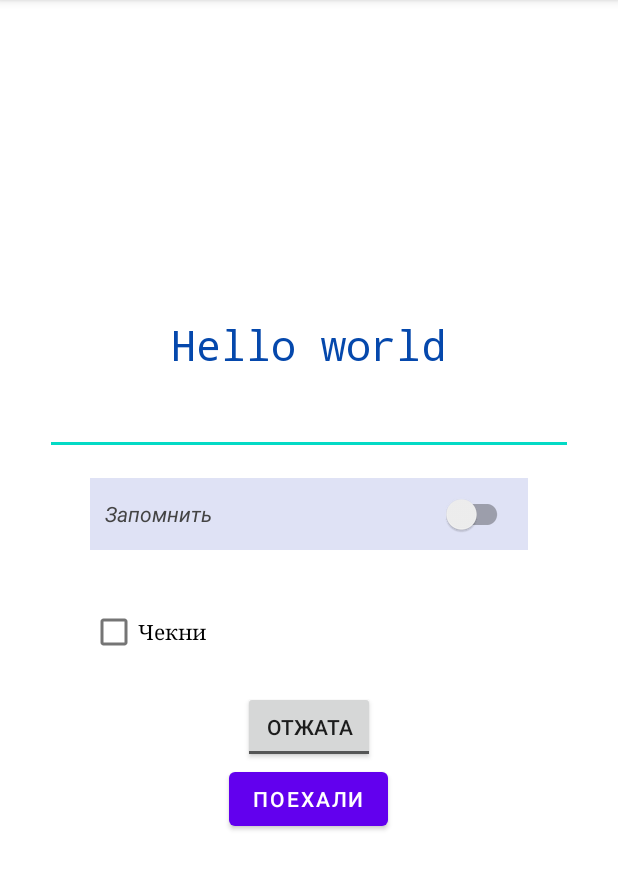
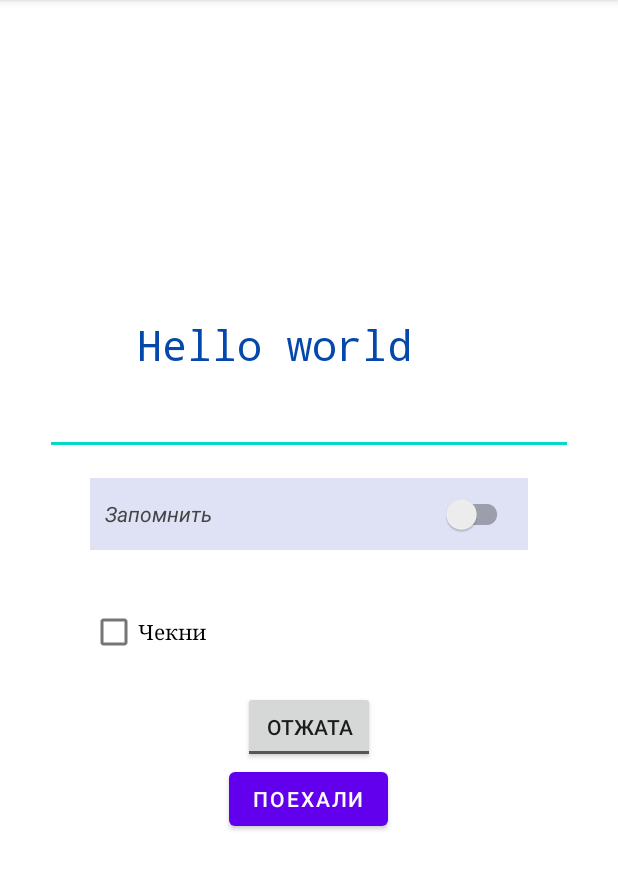
Before and after one commit to 23err/AndroidJavaLessons, an Android app: the screen it shows after launch (MainActivity), on a phone screen of 412 x 824 dp, the part 84-974 px from its top. Run offline under Robolectric (Android 15) with nearby library versions, the phone set to English and light mode, and no system bars.

Commit message:
Выполнено 4 задание

```diff
--- a/app/src/main/res/layout/activity_main.xml
+++ b/app/src/main/res/layout/activity_main.xml
@@ -12,6 +12,7 @@
     <TextView
         android:layout_width="wrap_content"
         android:layout_height="wrap_content"
+        android:ems="7"
         android:fontFamily="monospace"
         android:text="@string/hello_world"
         android:textColor="@color/main_color"
```
